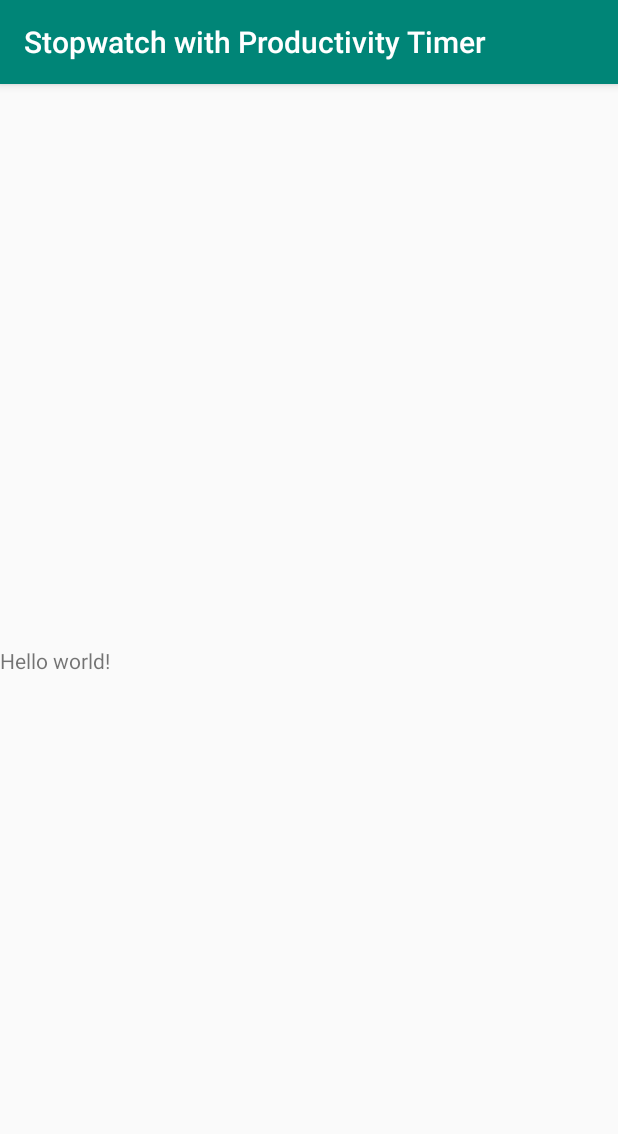
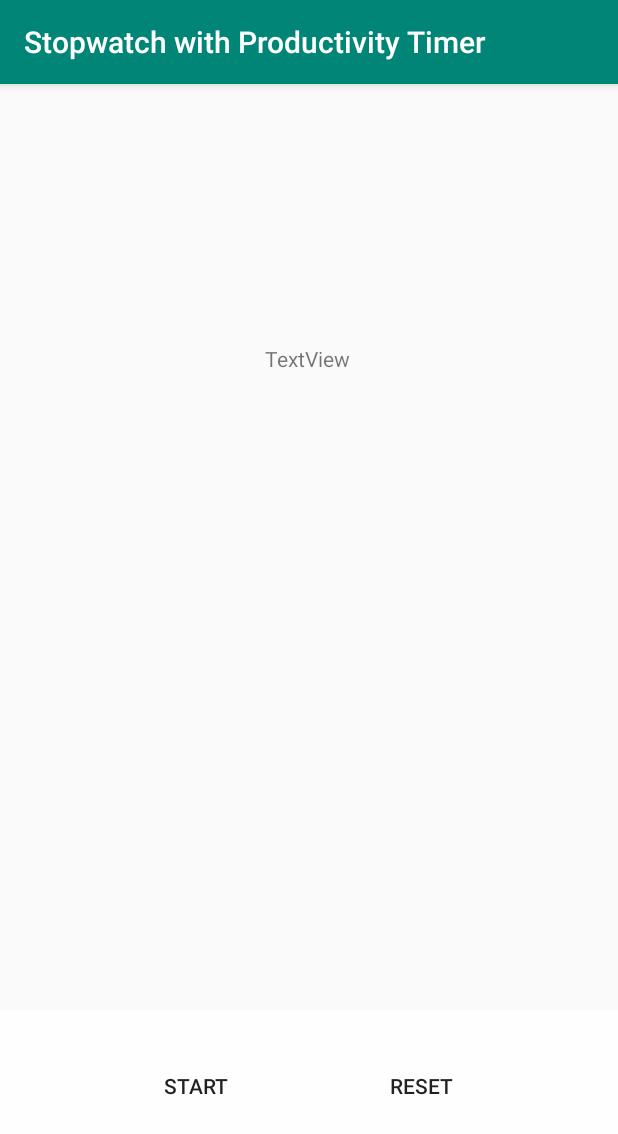
Before and after one commit to wayfarer-ismail/Pomodoro-Stopwatch-Timer, an Android app: the screen it shows after launch (MainActivity), on a phone screen of 412 x 824 dp. Shown: the top 1134 px of the screen. Run offline under Robolectric (Android 15) with nearby library versions, the phone set to English and light mode, and no system bars.

Commit message:
added - buttons to start and rest timer

```diff
--- a/Stopwatch with Productivity Timer/task/src/main/res/layout/activity_main.xml
+++ b/Stopwatch with Productivity Timer/task/src/main/res/layout/activity_main.xml
@@ -2,16 +2,59 @@
 <androidx.constraintlayout.widget.ConstraintLayout
     xmlns:android="http://schemas.android.com/apk/res/android"
     xmlns:app="http://schemas.android.com/apk/res-auto"
+    xmlns:tools="http://schemas.android.com/tools"
     android:layout_width="match_parent"
     android:layout_height="match_parent">
 
     <TextView
-        android:layout_width="match_parent"
+        android:id="@+id/textView"
+        android:layout_width="wrap_content"
         android:layout_height="wrap_content"
-        android:text="Hello world!"
-        app:layout_constraintBottom_toBottomOf="parent"
+        android:layout_marginBottom="252dp"
+        android:text="TextView"
+        app:layout_constraintBottom_toTopOf="@+id/linearLayout"
         app:layout_constraintEnd_toEndOf="parent"
+        app:layout_constraintHorizontal_bias="0.498"
         app:layout_constraintStart_toStartOf="parent"
         app:layout_constraintTop_toTopOf="parent" />
 
+    <LinearLayout
+        android:id="@+id/linearLayout"
+        android:layout_width="match_parent"
+        android:layout_height="100dp"
+        android:background="#FEFEFE"
+        android:fadeScrollbars="false"
+        android:fadingEdgeLength="0dp"
+        android:gravity="center"
+        android:orientation="horizontal"
+        app:layout_constraintBottom_toTopOf="@+id/frameLayout"
+        app:layout_constraintEnd_toEndOf="parent"
+        app:layout_constraintStart_toStartOf="parent">
+
+        <Button
+            android:id="@+id/startButton"
+            style="@style/Widget.AppCompat.Button.Borderless"
+            android:layout_width="150dp"
+            android:layout_height="match_parent"
+            android:text="Start" />
+
+        <Button
+            android:id="@+id/resetButton"
+            style="@style/Widget.AppCompat.Button.Borderless"
+            android:layout_width="150dp"
+            android:layout_height="match_parent"
+            android:text="Reset" />
+    </LinearLayout>
+
+    <FrameLayout
+        android:id="@+id/frameLayout"
+        android:layout_width="match_parent"
+        android:layout_height="50dp"
+        app:layout_constraintBottom_toBottomOf="parent"
+        app:layout_constraintEnd_toEndOf="parent"
+        app:layout_constraintHorizontal_bias="1.0"
+        app:layout_constraintStart_toStartOf="parent">
+
+    </FrameLayout>
+
 </androidx.constraintlayout.widget.ConstraintLayout>
```
